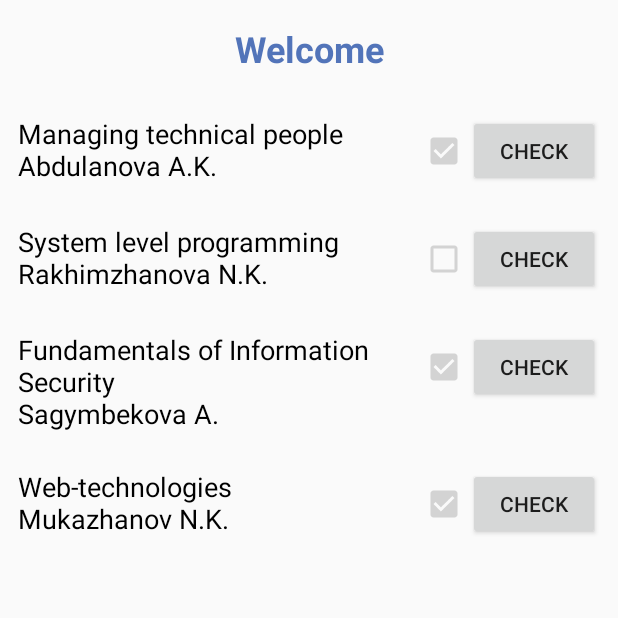
After one commit to alexvladanvar/attent, an Android app: the AttendanceActivity screen opened directly, with no data from a screen before it, on a phone screen of 412 x 824 dp, the top half of it. The commit adds this screen. Run offline under Robolectric (Android 15) with nearby library versions, the phone set to English and light mode, and no system bars; libraries missing offline, so code that uses them is left out: cn.pedant, retrofit2.converter.jackson; 3 statements that could not run were skipped.

Commit message:
List of attendances

```diff
--- a/mobile/app/build.gradle
+++ b/mobile/app/build.gradle
@@ -26,7 +26,9 @@ dependencies {
     implementation fileTree(dir: 'libs', include: ['*.jar'])
     implementation "org.jetbrains.kotlin:kotlin-stdlib-jdk7:$kotlin_version"
     implementation 'com.android.support:appcompat-v7:28.0.0'
+    implementation 'com.android.support:recyclerview-v7:28.0.0'
     implementation 'com.android.support.constraint:constraint-layout:1.1.3'
+    implementation 'com.android.support:design:28.0.0'
     testImplementation 'junit:junit:4.12'
     androidTestImplementation 'com.android.support.test:runner:1.0.2'
     androidTestImplementation 'com.android.support.test.espresso:espresso-core:3.0.2'
--- a/mobile/app/src/main/AndroidManifest.xml
+++ b/mobile/app/src/main/AndroidManifest.xml
@@ -16,6 +16,11 @@
             android:usesCleartextTraffic="true"
             tools:ignore="GoogleAppIndexingWarning"
             tools:replace="android:icon">
+        <activity
+                android:name=".activity.AttendanceActivity"
+                android:label="@string/title_activity_attendance"
+                android:theme="@style/AppTheme.NoActionBar">
+        </activity>
         <activity android:name=".activity.WelcomeActivity">
             <meta-data
                     android:name="android.support.PARENT_ACTIVITY"
--- /dev/null
+++ b/mobile/app/src/main/java/iitu/kz/attendancechecker/activity/AttendanceActivity.kt
@@ -0,0 +1,121 @@
+package iitu.kz.attendancechecker.activity
+
+import android.app.Activity
+import android.content.Intent
+import android.net.Uri
+import android.os.Bundle
+import android.support.v7.widget.LinearLayoutManager
+import android.support.v7.widget.RecyclerView
+import android.view.LayoutInflater
+import android.view.View
+import android.view.ViewGroup
+import android.widget.CheckBox
+import android.widget.TextView
+import cn.pedant.SweetAlert.SweetAlertDialog
+import iitu.kz.attendancechecker.R
+import iitu.kz.attendancechecker.model.Attendance
+import iitu.kz.attendancechecker.model.User
+import io.paperdb.Paper
+import retrofit2.Call
+import retrofit2.Callback
+import retrofit2.Response
+
+class AttendanceActivity : BaseActivity() {
+
+	private lateinit var recyclerView: RecyclerView
+	private lateinit var viewAdapter: RecyclerView.Adapter<*>
+	private lateinit var viewManager: RecyclerView.LayoutManager
+
+	private val data = listOf(
+		Attendance(true, 1, "Managing technical people", "Abdulanova A.K.", "CSSE-1601"),
+		Attendance(false, 2, "System level programming", "Rakhimzhanova N.K.", "CSSE-1601"),
+		Attendance(true, 3, "Fundamentals of Information Security", "Sagymbekova A.", "CSSE-1601"),
+		Attendance(true, 4, "Web-technologies", "Mukazhanov N.K.", "CSSE-1601")
+	)
+
+	override fun onCreate(savedInstanceState: Bundle?) {
+		super.onCreate(savedInstanceState)
+		setContentView(R.layout.activity_attendance)
+		getData()
+
+		viewManager = LinearLayoutManager(this)
+		viewAdapter = AttendanceListAdapter(data)
+
+		recyclerView = findViewById<RecyclerView>(R.id.my_recycler_view).apply {
+			setHasFixedSize(true)
+			layoutManager = viewManager
+			adapter = viewAdapter
+		}
+	}
+
+	fun openScan(view: View) {
+		try {
+			val intent = Intent("com.google.zxing.client.android.SCAN")
+			intent.putExtra("SCAN_MODE", "QR_CODE_MODE")
+			startActivityForResult(intent, 0)
+		} catch (e: Exception) {
+			val marketUri = Uri.parse("market://details?id=com.google.zxing.client.android")
+			val marketIntent = Intent(Intent.ACTION_VIEW, marketUri)
+			startActivity(marketIntent)
+		}
+	}
+
+	override fun onActivityResult(requestCode: Int, resultCode: Int, data: Intent?) {
+		super.onActivityResult(requestCode, resultCode, data)
+		if (requestCode == 0) {
+//			val textView = findViewById<TextView>(R.id.result)
+			if (resultCode == Activity.RESULT_OK) {
+				val contents = data!!.getStringExtra("SCAN_RESULT")
+				SweetAlertDialog(this@AttendanceActivity)
+					.setTitleText("Data: $contents")
+					.show()
+//				textView.text = contents
+			}
+			if (resultCode == Activity.RESULT_CANCELED) {
+				SweetAlertDialog(this@AttendanceActivity)
+					.setTitleText("Error occured")
+					.show()
+//				textView.text = "Error"
+			}
+		}
+	}
+
+	private fun getData() {
+		val textView = findViewById<TextView>(R.id.greeting)
+		val sessionId = Paper.book().read<String>("sessionId")
+		attentService.userInfo(sessionId).enqueue(object : Callback<User> {
+			override fun onResponse(call: Call<User>, response: Response<User>) {
+				println(response.body())
+				textView.text = "Welcome, ${response.body()?.login}!"
+			}
+
+			override fun onFailure(call: Call<User>, t: Throwable) {
+				t.printStackTrace()
+				println(t.message)
+				textView.text = t.message
+			}
+		})
+	}
+}
+
+class AttendanceListAdapter(
+	private val attendances: List<Attendance>
+) : RecyclerView.Adapter<AttendanceListAdapter.AttendanceListViewHolder>() {
+
+	class AttendanceListViewHolder(view: View) : RecyclerView.ViewHolder(view) {
+		val textView = view.findViewById<TextView>(R.id.attendance_name)
+		val isAttended = view.findViewById<CheckBox>(R.id.attendance_checkbox)
+	}
+
+	override fun onCreateViewHolder(parent: ViewGroup, viewType: Int): AttendanceListAdapter.AttendanceListViewHolder {
+		val view: View = LayoutInflater.from(parent.context).inflate(R.layout.content_attendance, parent, false)
+		return AttendanceListViewHolder(view)
+	}
+
+	override fun onBindViewHolder(holder: AttendanceListViewHolder, position: Int) {
+		holder.textView.text = attendances[position].lessonName + "\n" + attendances[position].teacherName
+		holder.isAttended.isChecked = attendances[position].attended
+	}
+
+	override fun getItemCount() = attendances.size
+}
--- a/mobile/app/src/main/java/iitu/kz/attendancechecker/activity/MainActivity.kt
+++ b/mobile/app/src/main/java/iitu/kz/attendancechecker/activity/MainActivity.kt
@@ -43,10 +43,16 @@ class MainActivity : BaseActivity() {
 						Paper.book().write("sessionId", sessionId)
 						openWelcomeActivity()
 					}
+					false -> {
+						pDialog.hide()
+						SweetAlertDialog(this@MainActivity)
+							.setTitleText("Incorrect login or password")
+							.show()
+					}
 					else -> {
 						pDialog.hide()
 						SweetAlertDialog(this@MainActivity)
-							.setTitleText("Incorrect login or password")
+							.setTitleText("Server error")
 							.show()
 					}
 
@@ -63,7 +69,8 @@ class MainActivity : BaseActivity() {
 	}
 
 	fun openWelcomeActivity() {
-		val intent = Intent(this, WelcomeActivity::class.java)
+//		val intent = Intent(this, WelcomeActivity::class.java)
+		val intent = Intent(this, AttendanceActivity::class.java)
 		startActivity(intent)
 	}
 }
--- a/mobile/app/src/main/java/iitu/kz/attendancechecker/activity/WelcomeActivity.kt
+++ b/mobile/app/src/main/java/iitu/kz/attendancechecker/activity/WelcomeActivity.kt
@@ -1,67 +1,67 @@
-package iitu.kz.attendancechecker.activity
-
-import android.app.Activity
-import android.os.Bundle
-import android.view.View
-import android.widget.TextView
-import android.content.Intent
-import android.net.Uri
-import iitu.kz.attendancechecker.R
-import iitu.kz.attendancechecker.model.User
-import io.paperdb.Paper
-import retrofit2.Call
-import retrofit2.Callback
-import retrofit2.Response
-
-
-class WelcomeActivity : BaseActivity() {
-
-	override fun onCreate(savedInstanceState: Bundle?) {
-		super.onCreate(savedInstanceState)
-		setContentView(R.layout.activity_welcome)
-		getData()
-	}
-
-	fun openScan(view: View) {
-		try {
-			val intent = Intent("com.google.zxing.client.android.SCAN")
-			intent.putExtra("SCAN_MODE", "QR_CODE_MODE")
-			startActivityForResult(intent, 0)
-		} catch (e: Exception) {
-			val marketUri = Uri.parse("market://details?id=com.google.zxing.client.android")
-			val marketIntent = Intent(Intent.ACTION_VIEW, marketUri)
-			startActivity(marketIntent)
-		}
-	}
-
-	override fun onActivityResult(requestCode: Int, resultCode: Int, data: Intent?) {
-		super.onActivityResult(requestCode, resultCode, data)
-		if (requestCode == 0) {
-			val textView = findViewById<TextView>(R.id.result)
-			if (resultCode == Activity.RESULT_OK) {
-				val contents = data!!.getStringExtra("SCAN_RESULT")
-				textView.text = contents
-			}
-			if (resultCode == Activity.RESULT_CANCELED) {
-				textView.text = "Error"
-			}
-		}
-	}
-
-	private fun getData() {
-		val textView = findViewById<TextView>(R.id.greeting)
-		val sessionId = Paper.book().read<String>("sessionId")
-		attentService.userInfo(sessionId).enqueue(object : Callback<User> {
-			override fun onResponse(call: Call<User>, response: Response<User>) {
-				println(response.body())
-				textView.text = "Welcome, ${response.body()?.login}!"
-			}
-
-			override fun onFailure(call: Call<User>, t: Throwable) {
-				t.printStackTrace()
-				println(t.message)
-				textView.text = t.message
-			}
-		})
-	}
-}
+//package iitu.kz.attendancechecker.activity
+//
+//import android.app.Activity
+//import android.os.Bundle
+//import android.view.View
+//import android.widget.TextView
+//import android.content.Intent
+//import android.net.Uri
+//import iitu.kz.attendancechecker.R
+//import iitu.kz.attendancechecker.model.User
+//import io.paperdb.Paper
+//import retrofit2.Call
+//import retrofit2.Callback
+//import retrofit2.Response
+//
+//
+//class WelcomeActivity : BaseActivity() {
+//
+//	override fun onCreate(savedInstanceState: Bundle?) {
+//		super.onCreate(savedInstanceState)
+//		setContentView(R.layout.activity_welcome)
+//		getData()
+//	}
+//
+//	fun openScan(view: View) {
+//		try {
+//			val intent = Intent("com.google.zxing.client.android.SCAN")
+//			intent.putExtra("SCAN_MODE", "QR_CODE_MODE")
+//			startActivityForResult(intent, 0)
+//		} catch (e: Exception) {
+//			val marketUri = Uri.parse("market://details?id=com.google.zxing.client.android")
+//			val marketIntent = Intent(Intent.ACTION_VIEW, marketUri)
+//			startActivity(marketIntent)
+//		}
+//	}
+//
+//	override fun onActivityResult(requestCode: Int, resultCode: Int, data: Intent?) {
+//		super.onActivityResult(requestCode, resultCode, data)
+//		if (requestCode == 0) {
+//			val textView = findViewById<TextView>(R.id.result)
+//			if (resultCode == Activity.RESULT_OK) {
+//				val contents = data!!.getStringExtra("SCAN_RESULT")
+//				textView.text = contents
+//			}
+//			if (resultCode == Activity.RESULT_CANCELED) {
+//				textView.text = "Error"
+//			}
+//		}
+//	}
+//
+//	private fun getData() {
+//		val textView = findViewById<TextView>(R.id.greeting)
+//		val sessionId = Paper.book().read<String>("sessionId")
+//		attentService.userInfo(sessionId).enqueue(object : Callback<User> {
+//			override fun onResponse(call: Call<User>, response: Response<User>) {
+//				println(response.body())
+//				textView.text = "Welcome, ${response.body()?.login}!"
+//			}
+//
+//			override fun onFailure(call: Call<User>, t: Throwable) {
+//				t.printStackTrace()
+//				println(t.message)
+//				textView.text = t.message
+//			}
+//		})
+//	}
+//}
--- /dev/null
+++ b/mobile/app/src/main/java/iitu/kz/attendancechecker/model/Attendance.kt
@@ -0,0 +1,9 @@
+package iitu.kz.attendancechecker.model
+
+data class Attendance(
+	val attended: Boolean,
+	val lessonId: Int,
+	val lessonName: String,
+	val teacherName: String,
+	val groupName: String
+)
--- /dev/null
+++ b/mobile/app/src/main/res/layout/activity_attendance.xml
@@ -0,0 +1,39 @@
+<?xml version="1.0" encoding="utf-8"?>
+<android.support.constraint.ConstraintLayout
+        xmlns:android="http://schemas.android.com/apk/res/android"
+        xmlns:app="http://schemas.android.com/apk/res-auto" xmlns:tools="http://schemas.android.com/tools"
+        android:layout_width="match_parent"
+        android:layout_height="match_parent"
+        tools:context=".activity.AttendanceActivity">
+
+    <TextView
+            android:id="@+id/greeting"
+            android:layout_width="0dp"
+            android:layout_height="wrap_content"
+            android:autoLink="web"
+            android:linksClickable="true"
+            android:text="@string/greeting_string"
+            android:textAlignment="center"
+            android:textColor="@color/colorPrimaryDark"
+            android:textSize="24sp"
+            android:textStyle="bold"
+            android:layout_marginTop="16dp"
+            android:layout_marginEnd="8dp"
+            android:layout_marginStart="8dp"
+            app:layout_constraintTop_toTopOf="parent"
+            app:layout_constraintEnd_toEndOf="parent"
+            app:layout_constraintStart_toStartOf="parent"
+    />
+
+    <android.support.v7.widget.RecyclerView
+            android:id="@+id/my_recycler_view"
+            android:scrollbars="vertical"
+            android:layout_width="0dp"
+            android:layout_height="wrap_content"
+            android:layout_marginTop="16dp"
+            app:layout_constraintTop_toBottomOf="@+id/greeting"
+            app:layout_constraintEnd_toEndOf="parent"
+            app:layout_constraintStart_toStartOf="parent"
+    />
+
+</android.support.constraint.ConstraintLayout>
--- /dev/null
+++ b/mobile/app/src/main/res/layout/content_attendance.xml
@@ -0,0 +1,47 @@
+<?xml version="1.0" encoding="utf-8"?>
+<android.support.constraint.ConstraintLayout
+        xmlns:android="http://schemas.android.com/apk/res/android"
+        xmlns:app="http://schemas.android.com/apk/res-auto"
+        android:layout_width="match_parent"
+        android:layout_height="wrap_content"
+        android:columnCount="12"
+        android:id="@+id/content_attendance"
+        android:padding="12dp"
+>
+
+    <TextView
+            android:id="@+id/attendance_name"
+            android:textSize="18sp"
+            android:text="@string/greeting_string"
+            android:textColor="#000000"
+            android:layout_height="wrap_content"
+            android:layout_width="0dp"
+            app:layout_constraintStart_toStartOf="parent"
+            app:layout_constraintTop_toTopOf="parent"
+            app:layout_constraintEnd_toStartOf="@+id/attendance_checkbox"
+            android:layout_marginEnd="10dp"
+    />
+
+
+    <CheckBox
+            android:id="@+id/attendance_checkbox"
+            android:textSize="18sp"
+            android:enabled="false"
+            android:layout_height="wrap_content"
+            android:layout_width="wrap_content"
+            app:layout_constraintTop_toTopOf="parent"
+            app:layout_constraintEnd_toStartOf="@+id/attendance_button"
+            android:layout_marginTop="8dp"/>
+
+    <Button
+            android:id="@+id/attendance_button"
+            android:text="@string/check"
+            android:layout_height="wrap_content"
+            android:layout_width="wrap_content"
+            android:onClick="openScan"
+            app:layout_constraintEnd_toEndOf="parent"
+            app:layout_constraintTop_toTopOf="parent"
+    />
+
+
+</android.support.constraint.ConstraintLayout>
--- /dev/null
+++ b/mobile/app/src/main/res/values/dimens.xml
@@ -0,0 +1,3 @@
+<resources>
+    <dimen name="fab_margin">16dp</dimen>
+</resources>
--- a/mobile/app/src/main/res/values/strings.xml
+++ b/mobile/app/src/main/res/values/strings.xml
@@ -5,4 +5,7 @@
     <string name="password_string">Password</string>
     <string name="greeting_string">Welcome</string>
     <string name="scan_qr_button">Scan QR</string>
+    <string name="title_activity_attendance">AttendanceActivity</string>
+    <string name="is_attended">Is attended</string>
+    <string name="check">Check</string>
 </resources>
--- a/mobile/app/src/main/res/values/styles.xml
+++ b/mobile/app/src/main/res/values/styles.xml
@@ -7,5 +7,11 @@
         <item name="colorPrimaryDark">@color/colorPrimaryDark</item>
         <item name="colorAccent">@color/colorAccent</item>
     </style>
+    <style name="AppTheme.NoActionBar">
+        <item name="windowActionBar">false</item>
+        <item name="windowNoTitle">true</item>
+    </style>
+    <style name="AppTheme.AppBarOverlay" parent="ThemeOverlay.AppCompat.Dark.ActionBar"/>
+    <style name="AppTheme.PopupOverlay" parent="ThemeOverlay.AppCompat.Light"/>
 
 </resources>
```
